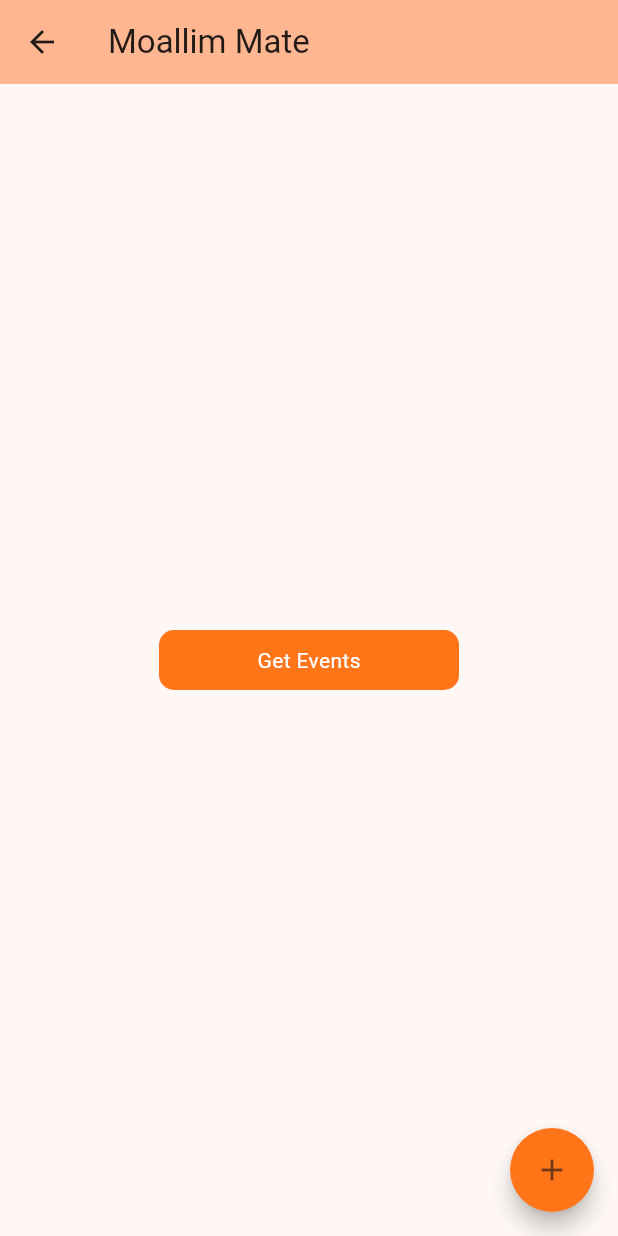
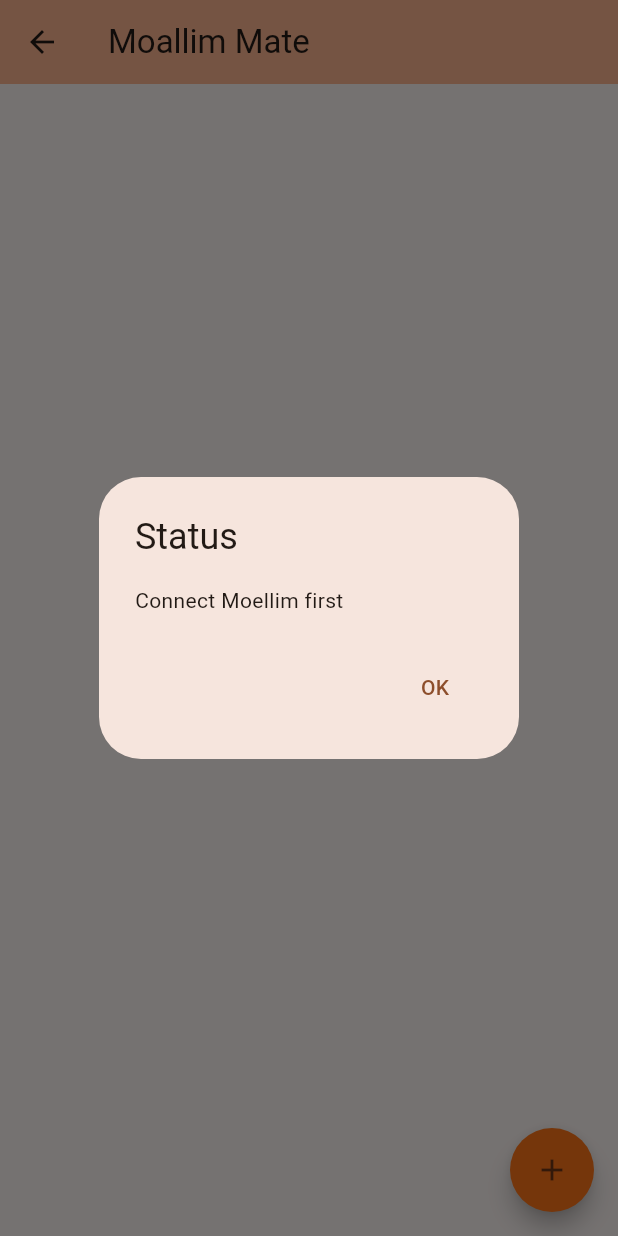
Before and after one commit to HananMustafa/moallim_mate, a Flutter app: the screen it shows after launch, on a phone screen of 412 x 824 dp. Run offline on Flutter 3.47's test engine with Material 3 defaults, Android fonts, the phone set to English and light mode, and no system bars; drawn by our look-alikes of flutter_speed_dial; our stand-ins replace another_flushbar, fluttertoast, shared_preferences.

Commit message:
Stored some data in shared preferences, and retrieved data from shared preferences. in dashboard initState, and in ConnectMoellim screen

```diff
--- a/lib/model/user_model.dart
+++ b/lib/model/user_model.dart
@@ -2,13 +2,23 @@ class UserModel {
   bool? success;
   String? message;
   String? token;
+  String? username;
+  String? password;
 
-  UserModel({this.success, this.message, this.token});
+  UserModel({
+    this.success,
+    this.message,
+    this.token,
+    this.username,
+    this.password,
+  });
 
   UserModel.fromJson(Map<String, dynamic> json) {
     success = json['success'];
     message = json['message'];
     token = json['token'];
+    username = json['username'];
+    password = json['password'];
   }
 
   Map<String, dynamic> toJson() {
@@ -16,6 +26,8 @@ class UserModel {
     data['success'] = this.success;
     data['message'] = this.message;
     data['token'] = this.token;
+    data['username'] = this.username;
+    data['password'] = this.password;
     return data;
   }
 }
--- /dev/null
+++ b/lib/res/components/dialog_box.dart
@@ -0,0 +1,21 @@
+import 'package:flutter/material.dart';
+
+class DialogBox extends StatelessWidget {
+  final String message;
+
+  const DialogBox({required this.message, super.key});
+
+  @override
+  Widget build(BuildContext context) {
+    return AlertDialog(
+      title: const Text('Status'),
+      content: Text(message),
+      actions: [
+        TextButton(
+          onPressed: () => Navigator.of(context).pop(),
+          child: const Text('OK'),
+        ),
+      ],
+    );
+  }
+}
--- a/lib/view/dashboard.dart
+++ b/lib/view/dashboard.dart
@@ -4,6 +4,7 @@ import 'package:moallim_mate/res/color.dart';
 import 'package:moallim_mate/res/components/round_button.dart';
 import 'package:moallim_mate/utils/routes/routes_name.dart';
 import 'package:moallim_mate/view_model/connect_moellim_view_model.dart';
+import 'package:moallim_mate/view_model/services/check_shared_preferences_services.dart';
 import 'package:provider/provider.dart';
 
 class Dashboard extends StatefulWidget {
@@ -16,6 +17,15 @@ class Dashboard extends StatefulWidget {
 }
 
 class _DashboardState extends State<Dashboard> {
+  @override
+  void initState() {
+    // TODO: implement initState
+    super.initState();
+
+    // Call DashboardServices to check token
+    CheckSharedPreferences.checkTokenStatus(context);
+  }
+
   @override
   Widget build(BuildContext context) {
     final connectMoellimViewModel = Provider.of<ConnectMoellimViewModel>(
--- /dev/null
+++ b/lib/view_model/services/check_shared_preferences_services.dart
@@ -0,0 +1,38 @@
+import 'package:flutter/material.dart';
+import 'package:moallim_mate/res/components/dialog_box.dart';
+import 'package:moallim_mate/view_model/user_view_model.dart';
+
+class CheckSharedPreferences {
+  static Future<void> checkTokenStatus(BuildContext context) async {
+    UserViewModel userVM = UserViewModel();
+    final user = await userVM.getUser();
+
+    // Show dialog depending on token presence
+    if (user.token == '' || user.token == 'null') {
+      showDialog(
+        context: context,
+        builder: (context) => DialogBox(message: 'Connect Moellim first'),
+      );
+      // DialogBox(message: 'Connect Moellim first');
+    } else {
+      showDialog(
+        context: context,
+        builder: (context) => DialogBox(message: 'Moellim is Connected'),
+      );
+    }
+  }
+
+  static Future<Map<String, String>> checkCredentialsStatus() async {
+    UserViewModel userVM = UserViewModel();
+    final user = await userVM.getUser();
+
+    if (user.token == null || user.token == '' || user.token == 'null') {
+      return {'username': 'username not set', 'password': 'password not set'};
+    } else {
+      return {
+        'username': user.username ?? 'username not set',
+        'password': user.password ?? 'password not set',
+      };
+    }
+  }
+}
```
Also changed, not shown: lib/view/connect_moellim.dart (+21 -2 lines), lib/view_model/connect_moellim_view_model.dart (+15 -1 lines), lib/view_model/user_view_model.dart (+11 -1 lines).
